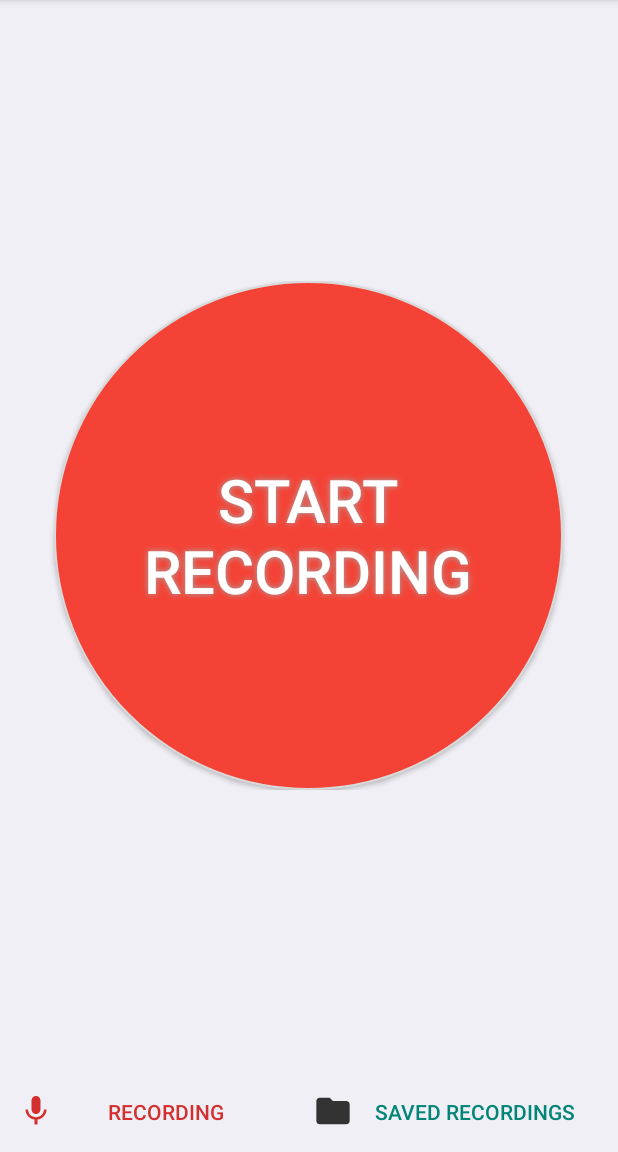
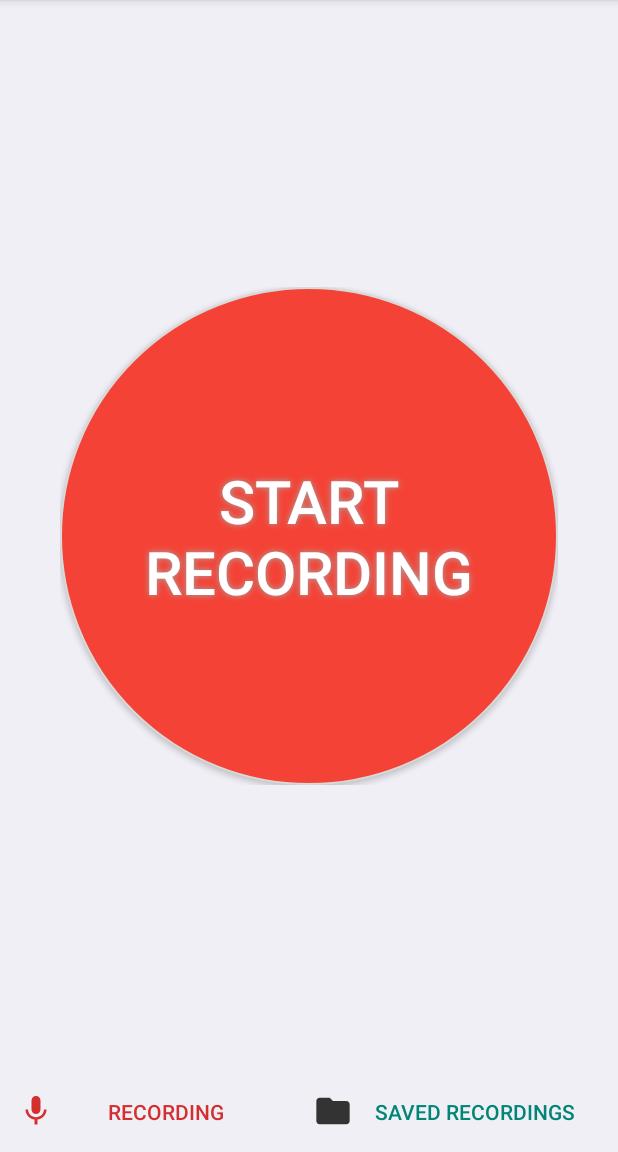
Before and after one commit to DavidPU1997/Sound_Recorder, an Android app: the screen it shows after launch (MainActivity), on a phone screen of 412 x 824 dp, the part 84-1236 px from its top. Run offline under Robolectric (Android 15) with nearby library versions, the phone set to English and light mode, and no system bars; libraries missing offline, so code that uses them is left out: com.shitij.goyal.

Commit message:
- attempt popravljanja record gumba #2

```diff
--- a/app/src/main/res/layout/activity_main.xml
+++ b/app/src/main/res/layout/activity_main.xml
@@ -31,17 +31,21 @@ android:background="@color/backgroundColor"
         android:layout_width="match_parent"
         android:layout_height="wrap_content"
         android:gravity="center"
-        android:layout_marginStart="30dp"
-        android:layout_marginEnd="30dp"
+        android:layout_marginStart="40dp"
+        android:layout_marginEnd="40dp"
         app:layout_constraintBottom_toTopOf="@+id/navButtons"
         app:layout_constraintEnd_toEndOf="parent"
         app:layout_constraintStart_toStartOf="parent"
         app:layout_constraintTop_toBottomOf="@+id/toolbar">
 
+        <android.support.constraint.ConstraintLayout
+            android:layout_width="match_parent"
+            android:layout_height="match_parent">
+
             <Button
                 android:id="@+id/btnStartRecord"
-            android:layout_width="339dp"
-            android:layout_height="339dp"
+                android:layout_width="match_parent"
+                android:layout_height="0dp"
                 android:background="@drawable/mainbutton"
                 android:shadowColor="#A8A8A8"
                 android:shadowDx="0"
@@ -50,7 +54,16 @@ android:background="@color/backgroundColor"
                 android:text="@string/start_recording"
                 android:textColor="#FFFFFF"
                 android:textSize="40sp"
-            android:visibility="visible" />
+                android:visibility="visible"
+                app:layout_constraintBottom_toBottomOf="parent"
+                app:layout_constraintDimensionRatio="1:1"
+                app:layout_constraintEnd_toEndOf="parent"
+                app:layout_constraintStart_toStartOf="parent"
+                app:layout_constraintTop_toTopOf="parent" />
+
+
+
+        </android.support.constraint.ConstraintLayout>
     </LinearLayout>
 
 
```
Lines whose indentation alone changed are shown as unchanged.
